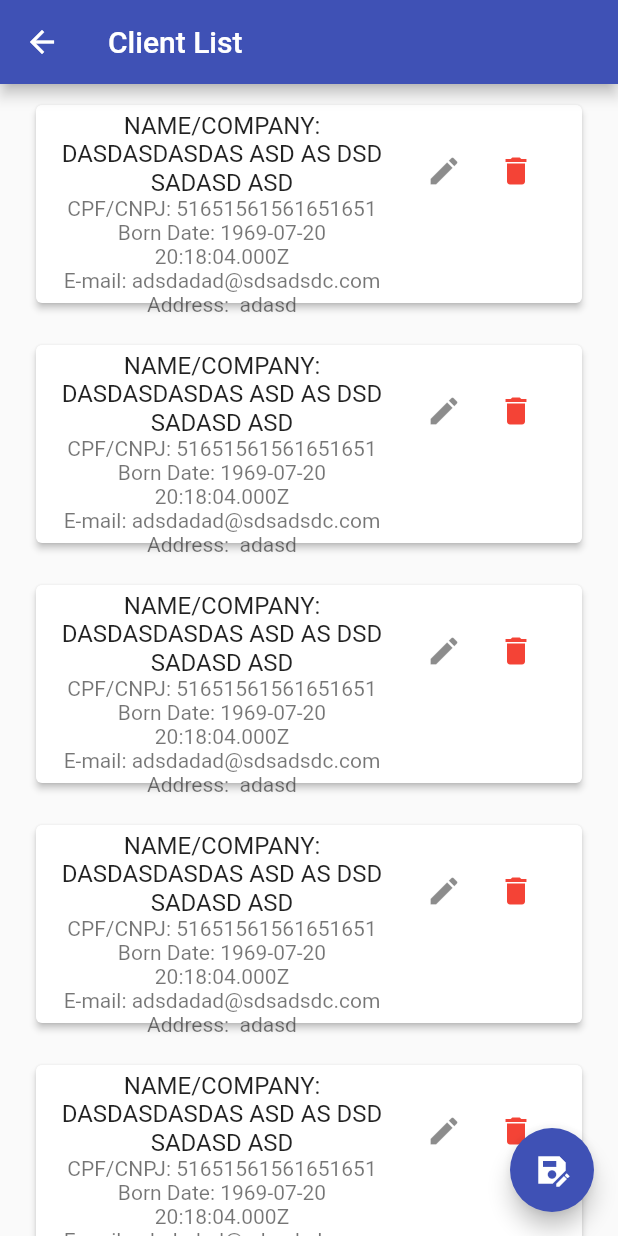
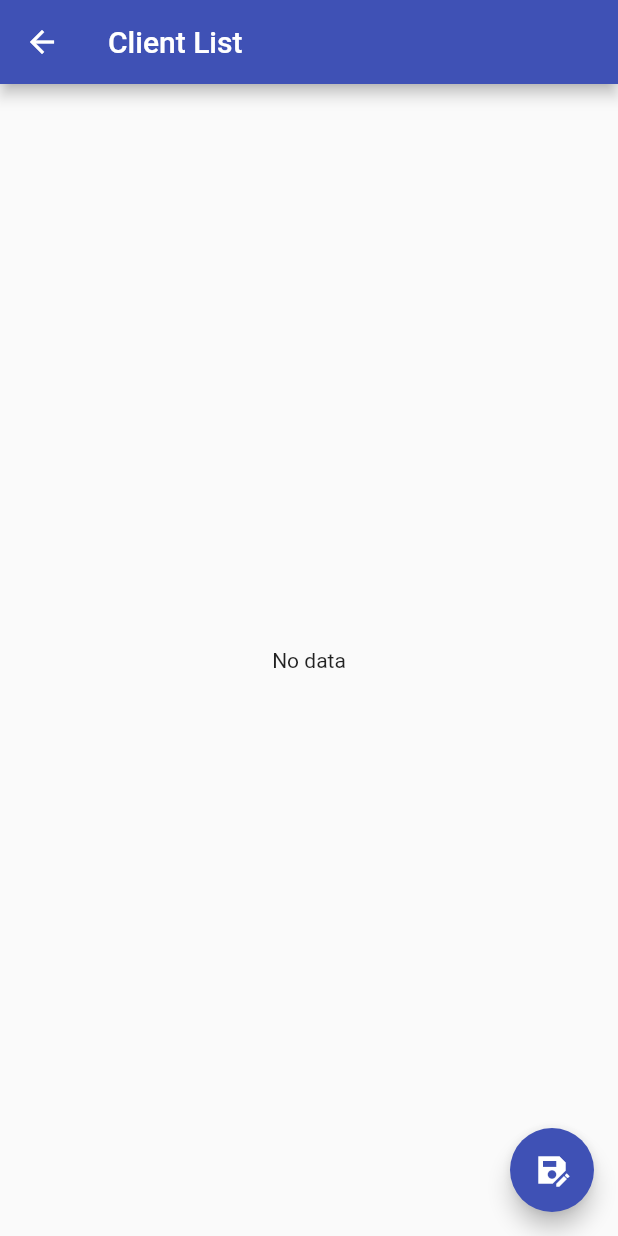
Before and after one commit to mattbrevis/crud_project, a Flutter app: the screen it shows after launch, after a tap on "CRUD - Client", on a phone screen of 412 x 824 dp. Run offline on Flutter 3.47's test engine with Material 2 defaults, Android fonts, the phone set to English and light mode, and no system bars; our stand-ins replace brasil_fields; missing offline and left inert: bottom_picker.

```diff
--- a/lib/pages/client-crud/client_list_page.dart
+++ b/lib/pages/client-crud/client_list_page.dart
@@ -14,20 +14,6 @@ class ClientListPage extends StatefulWidget {
 
 class _ClientListPageState extends State<ClientListPage> {
   List<ClientModel> listClientModel = [
-    ClientModel(addressClient: 'adasd',bornDate: DateTime.parse('1969-07-20 20:18:04Z'), cpfCnpjClient: '51651561561651651',emailClient: 'adsdadad@sdsadsdc.com',nameClient: 'DASDASDASDAS ASD AS DSD SADASD ASD'),
-    ClientModel(addressClient: 'adasd',bornDate: DateTime.parse('1969-07-20 20:18:04Z'), cpfCnpjClient: '51651561561651651',emailClient: 'adsdadad@sdsadsdc.com',nameClient: 'DASDASDASDAS ASD AS DSD SADASD ASD'),
-    ClientModel(addressClient: 'adasd',bornDate: DateTime.parse('1969-07-20 20:18:04Z'), cpfCnpjClient: '51651561561651651',emailClient: 'adsdadad@sdsadsdc.com',nameClient: 'DASDASDASDAS ASD AS DSD SADASD ASD'),
-    ClientModel(addressClient: 'adasd',bornDate: DateTime.parse('1969-07-20 20:18:04Z'), cpfCnpjClient: '51651561561651651',emailClient: 'adsdadad@sdsadsdc.com',nameClient: 'DASDASDASDAS ASD AS DSD SADASD ASD'),
-    ClientModel(addressClient: 'adasd',bornDate: DateTime.parse('1969-07-20 20:18:04Z'), cpfCnpjClient: '51651561561651651',emailClient: 'adsdadad@sdsadsdc.com',nameClient: 'DASDASDASDAS ASD AS DSD SADASD ASD'),
-    ClientModel(addressClient: 'adasd',bornDate: DateTime.parse('1969-07-20 20:18:04Z'), cpfCnpjClient: '51651561561651651',emailClient: 'adsdadad@sdsadsdc.com',nameClient: 'DASDASDASDAS ASD AS DSD SADASD ASD'),
-    ClientModel(addressClient: 'adasd',bornDate: DateTime.parse('1969-07-20 20:18:04Z'), cpfCnpjClient: '51651561561651651',emailClient: 'adsdadad@sdsadsdc.com',nameClient: 'DASDASDASDAS ASD AS DSD SADASD ASD'),
-    ClientModel(addressClient: 'adasd',bornDate: DateTime.parse('1969-07-20 20:18:04Z'), cpfCnpjClient: '51651561561651651',emailClient: 'adsdadad@sdsadsdc.com',nameClient: 'DASDASDASDAS ASD AS DSD SADASD ASD'),
-    ClientModel(addressClient: 'adasd',bornDate: DateTime.parse('1969-07-20 20:18:04Z'), cpfCnpjClient: '51651561561651651',emailClient: 'adsdadad@sdsadsdc.com',nameClient: 'DASDASDASDAS ASD AS DSD SADASD ASD'),
-    ClientModel(addressClient: 'adasd',bornDate: DateTime.parse('1969-07-20 20:18:04Z'), cpfCnpjClient: '51651561561651651',emailClient: 'adsdadad@sdsadsdc.com',nameClient: 'DASDASDASDAS ASD AS DSD SADASD ASD'),
-    ClientModel(addressClient: 'adasd',bornDate: DateTime.parse('1969-07-20 20:18:04Z'), cpfCnpjClient: '51651561561651651',emailClient: 'adsdadad@sdsadsdc.com',nameClient: 'DASDASDASDAS ASD AS DSD SADASD ASD'),
-    ClientModel(addressClient: 'adasd',bornDate: DateTime.parse('1969-07-20 20:18:04Z'), cpfCnpjClient: '51651561561651651',emailClient: 'adsdadad@sdsadsdc.com',nameClient: 'DASDASDASDAS ASD AS DSD SADASD ASD'),
-    ClientModel(addressClient: 'adasd',bornDate: DateTime.parse('1969-07-20 20:18:04Z'), cpfCnpjClient: '51651561561651651',emailClient: 'adsdadad@sdsadsdc.com',nameClient: 'DASDASDASDAS ASD AS DSD SADASD ASD'),
-    ClientModel(addressClient: 'adasd',bornDate: DateTime.parse('1969-07-20 20:18:04Z'), cpfCnpjClient: '51651561561651651',emailClient: 'adsdadad@sdsadsdc.com',nameClient: 'DASDASDASDAS ASD AS DSD SADASD ASD'),
   ];
   VirtualDB myDataBase = VirtualDB();
   bool isLoading = true;
@@ -36,8 +22,8 @@ class _ClientListPageState extends State<ClientListPage> {
     setState(() {
       isLoading = true;
     });
-    // listClientModel.clear();
-    // listClientModel = await ClientRepository(myDataBase).getAll();
+     listClientModel.clear();
+     listClientModel = await ClientRepository(myDataBase).getAll();
     setState(() {
       isLoading = false;
     });
```
